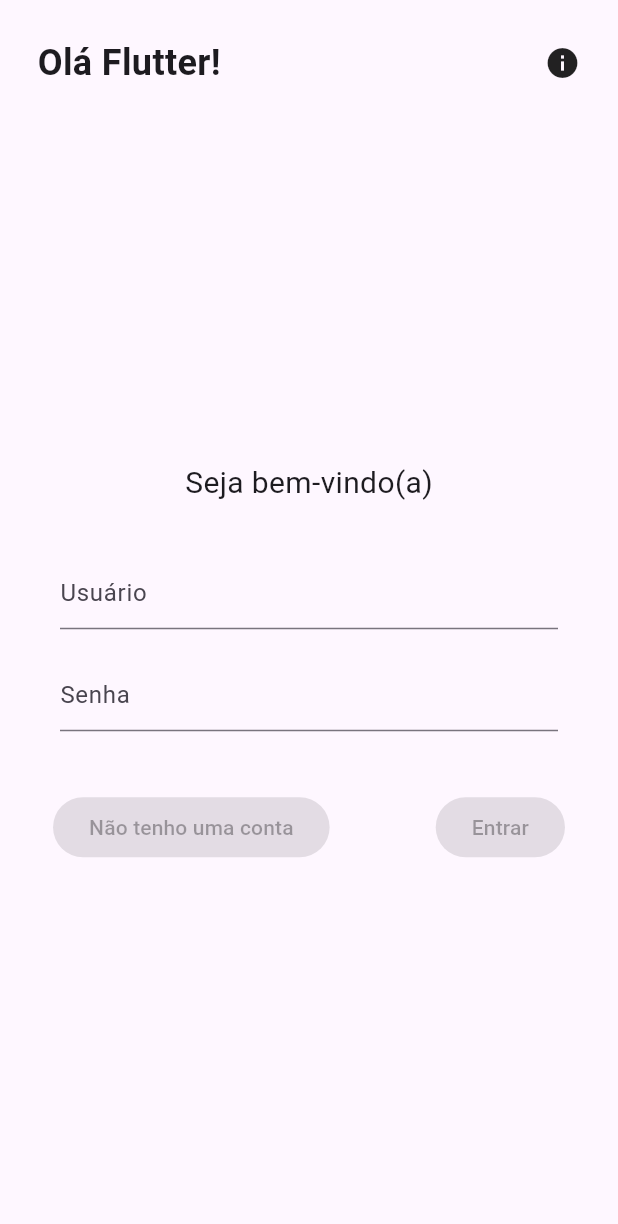
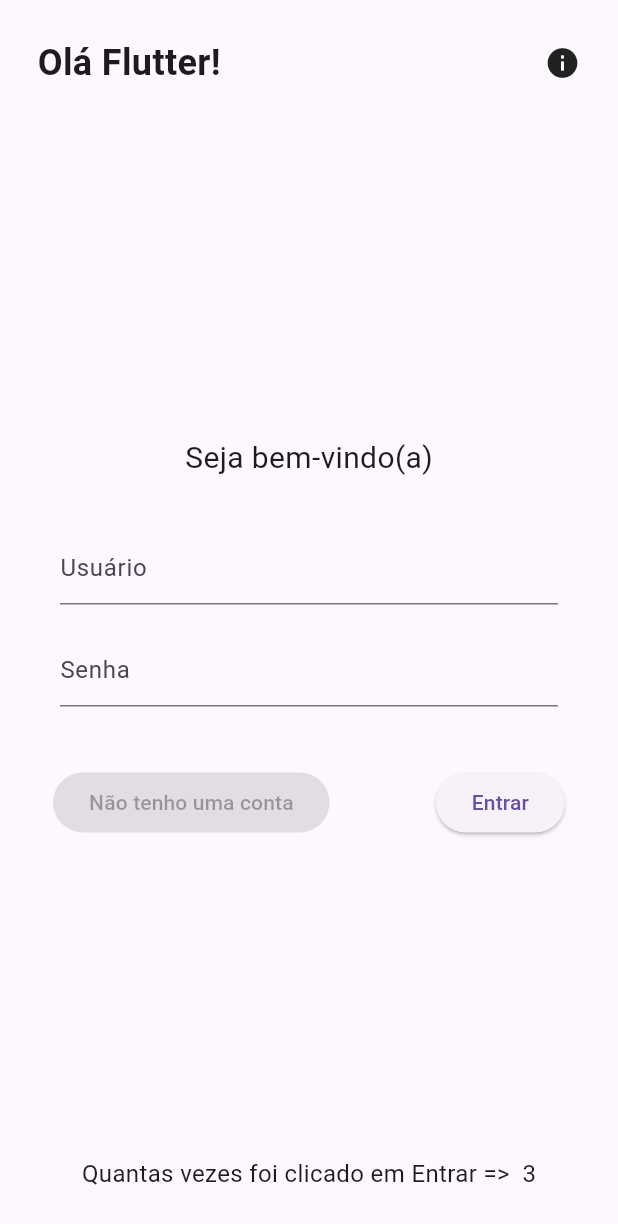
Before and after one commit to IsackAraujo/flutter-studies, a Flutter app: the screen it shows after launch, after a tap on "Another Screen", on a phone screen of 412 x 824 dp. Shown: the top 1224 px of the screen. Run offline on Flutter 3.47's test engine with Material 3 defaults, Android fonts, the phone set to English and light mode, and no system bars; missing offline and left inert: mysql1.

```diff
--- a/lib/loginPropotype.dart
+++ b/lib/loginPropotype.dart
@@ -3,8 +3,20 @@ import 'package:flutter/material.dart';
 // Class create to exercise the process of navigating in classes
 
 var a = 1;
+List incrementation = [1, 2, 4];
 
-class TestScreen extends StatelessWidget {
+void incrementInList(List listToIncrement){
+  List list = listToIncrement;
+  list.add(1);
+
+}
+
+class TestScreen extends StatefulWidget {
+  @override
+  State<TestScreen> createState() => _TestScreenState();
+}
+
+class _TestScreenState extends State<TestScreen> {
   @override
   Widget build(BuildContext context) {
     return Scaffold(
@@ -73,22 +85,6 @@ class TestScreen extends StatelessWidget {
                   ),
               ),
 
-              /// Estudando o motivo pelo o qual essa parcela de codigo abaixo
-              /// está dando erro na aplicação...
-              ///
-
-              /*
-              Expanded(
-                child: TextField(
-                  obscureText: true,
-                  textAlign: TextAlign.left,
-                  decoration: InputDecoration(
-                    hintText: "Enter your user",
-                  ),
-                ),) */
-
-
-
                 Row(
             mainAxisAlignment: MainAxisAlignment.spaceAround,
 
@@ -99,17 +95,26 @@ class TestScreen extends StatelessWidget {
               ),
               ElevatedButton(
                 child: Text("Entrar"),
-                onPressed: null,
+                onPressed: (){
+                  setState(() { // SetState need to be used in the variable that is being incremented
+                  incrementInList(incrementation); // Need to use this () before call the function
+                  });
+                }
               ),
             ],
           )
             ],
           ),
 
-          SizedBox(
-            width: 20,
-            height: 50,
-          ),
+          Container(
+            padding: EdgeInsets.all(30),
+            child: Text(
+              'Quantas vezes foi clicado em Entrar =>  ${incrementation.length}',
+              style: TextStyle(
+                fontSize: 16,
+              ),
+            ),
+          )
 
 
 
```
